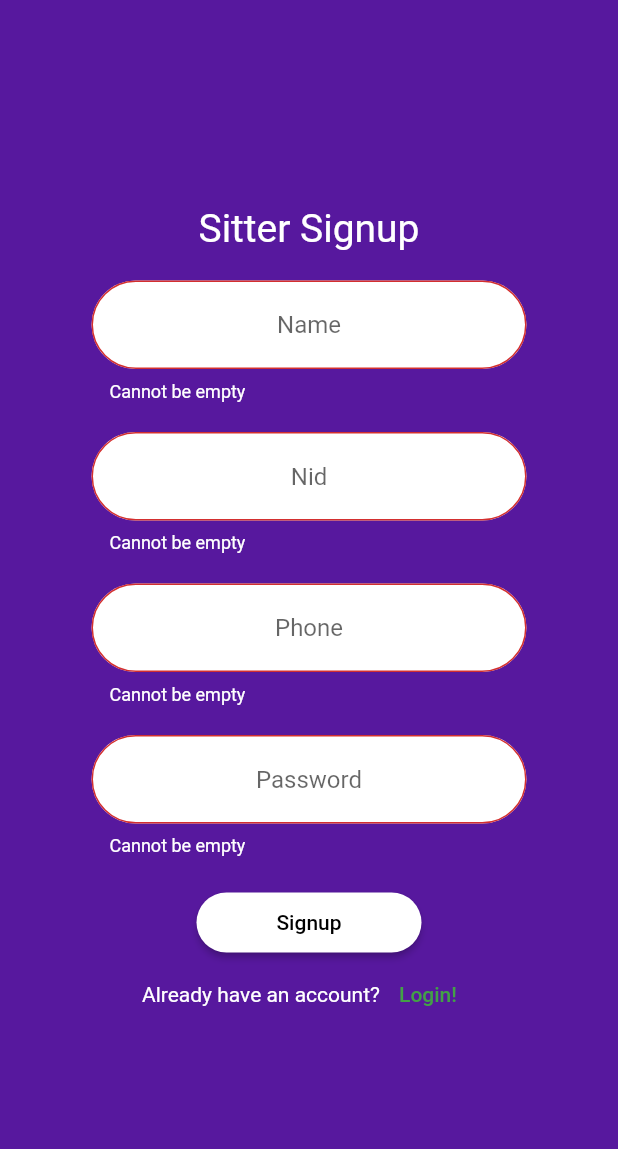
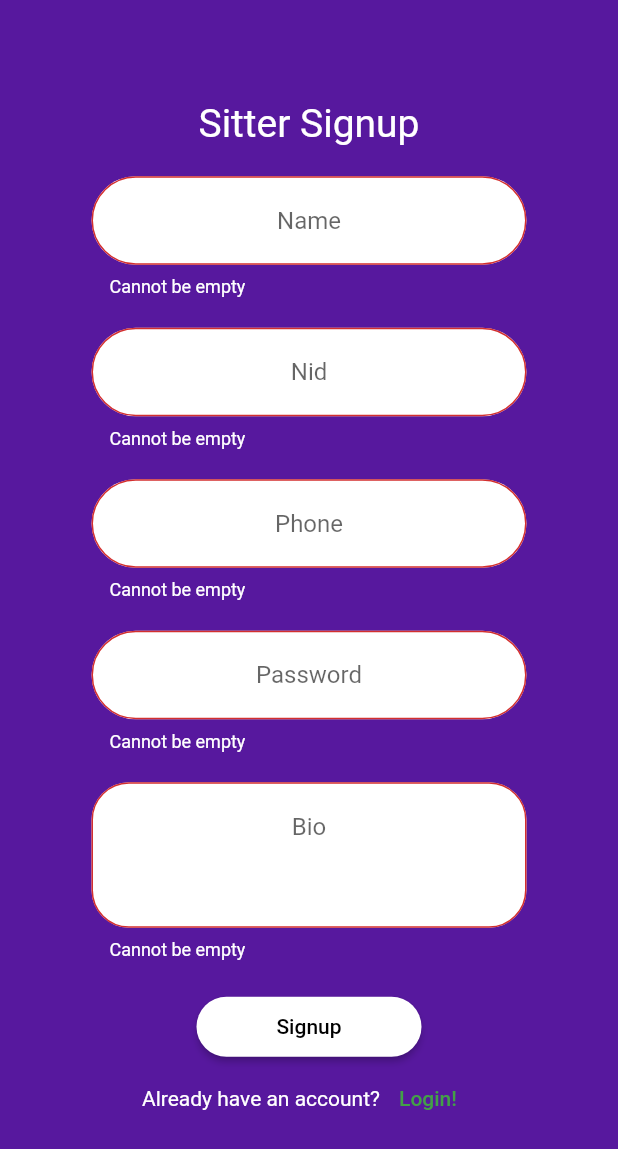
Before and after one commit to alvi1316/keepers, a Flutter app: the SitterSignup screen opened by its route, after a tap on "Signup", on a phone screen of 412 x 824 dp. Shown: the top 1149 px of the screen. Run offline on Flutter 3.47's test engine with Material 2 defaults, Android fonts, the light colour scheme and no system bars; our stand-ins replace cloud_firestore, firebase_core, flutter_riverpod, shared_preferences; accounts and stored records are empty.

Commit message:
Sign up updated

```diff
--- a/lib/models/sitter.dart
+++ b/lib/models/sitter.dart
@@ -3,6 +3,7 @@ class Sitter {
   String? nid;
   String? phone;
   String? password;
+  String? bio;
   double? rating;
   bool? approved;
   bool? suspended;
@@ -12,6 +13,7 @@ class Sitter {
     this.nid,
     this.phone,
     this.password,
+    this.bio,
     this.rating,
     this.approved,
     this.suspended,
@@ -23,6 +25,7 @@ class Sitter {
       "nid": nid,
       "phone": phone,
       "password": password,
+      "bio": bio,
       "rating": rating,
       "approved": approved,
       "suspended": suspended,
--- a/lib/sittersignup.dart
+++ b/lib/sittersignup.dart
@@ -12,7 +12,25 @@ class _SitterSignupState extends State<SitterSignup> {
   final TextEditingController nidCtrl = TextEditingController();
   final TextEditingController phoneCtrl = TextEditingController();
   final TextEditingController passCtrl = TextEditingController();
+  final TextEditingController bioCtrl = TextEditingController();
   final GlobalKey<FormState> formCtrl = GlobalKey<FormState>();
+
+  void showDialogeBox(
+      BuildContext context, String msg, final VoidCallback onPressed) {
+    showDialog(
+      context: context,
+      barrierDismissible: false,
+      builder: (_) => AlertDialog(
+        title: Text(msg),
+        actions: [
+          TextButton(
+            onPressed: onPressed,
+            child: Text("Okay!"),
+          )
+        ],
+      ),
+    );
+  }
 
   @override
   Widget build(BuildContext context) {
@@ -167,6 +185,36 @@ class _SitterSignupState extends State<SitterSignup> {
                         SizedBox(
                           height: 20,
                         ),
+                        SizedBox(
+                          width: 290,
+                          child: TextFormField(
+                            controller: bioCtrl,
+                            minLines: 3,
+                            maxLines: 10,
+                            validator: (value) {
+                              if (value == null) {
+                                return "Cannot be empty";
+                              } else if (value == "") {
+                                return "Cannot be empty";
+                              } else {
+                                return null;
+                              }
+                            },
+                            textAlign: TextAlign.center,
+                            decoration: InputDecoration(
+                              errorStyle: TextStyle(color: Colors.white),
+                              filled: true,
+                              fillColor: Colors.white,
+                              hintText: "Bio",
+                              border: OutlineInputBorder(
+                                borderRadius: BorderRadius.circular(25),
+                              ),
+                            ),
+                          ),
+                        ),
+                        SizedBox(
+                          height: 20,
+                        ),
                         ElevatedButton(
                           onPressed: () async {
                             if (formCtrl.currentState!.validate()) {
@@ -176,70 +224,47 @@ class _SitterSignupState extends State<SitterSignup> {
                                 nid: nidCtrl.text,
                                 phone: phoneCtrl.text,
                                 password: passCtrl.text,
+                                bio: bioCtrl.text,
                                 rating: 0,
                                 approved: false,
                                 suspended: false,
                               );
-                              if (await db.fieldIsUnique(
-                                      "sitter", "phone", phoneCtrl.text) &&
-                                  await db.fieldIsUnique(
+
+                              if (!await db.fieldIsUnique(
+                                  "sitter", "phone", phoneCtrl.text)) {
+                                showDialogeBox(
+                                  context,
+                                  "Failed! Phone Already in use!",
+                                  () {
+                                    Navigator.pop(context);
+                                  },
+                                );
+                              } else if (!await db.fieldIsUnique(
                                   "sitter", "nid", nidCtrl.text)) {
-                                if (await db.signupSitter(sitter)) {
-                                  showDialog(
-                                    context: context,
-                                    barrierDismissible: false,
-                                    builder: (_) => AlertDialog(
-                                      title: Text("Successful!"),
-                                      actions: [
-                                        TextButton(
-                                          onPressed: () {
+                                showDialogeBox(
+                                  context,
+                                  "Failed! Nid Already in use!",
+                                  () {
+                                    Navigator.pop(context);
+                                  },
+                                );
+                              } else if (await db.signupSitter(sitter)) {
+                                showDialogeBox(
+                                  context,
+                                  "Successful!",
+                                  () {
                                     Navigator.pop(context);
                                     Navigator.pop(context);
                                   },
-                                          child: Text("Okay!"),
-                                        )
-                                      ],
-                                    ),
                                 );
-
-                                  print("Success!");
                               } else {
-                                  showDialog(
-                                    context: context,
-                                    barrierDismissible: false,
-                                    builder: (_) => AlertDialog(
-                                      title: Text("Failed!"),
-                                      actions: [
-                                        TextButton(
-                                          onPressed: () {
+                                showDialogeBox(
+                                  context,
+                                  "Failed!",
+                                  () {
                                     Navigator.pop(context);
                                   },
-                                          child: Text("Okay!"),
-                                        )
-                                      ],
-                                    ),
                                 );
-
-                                  print("Failed!");
-                                }
-                              } else {
-                                showDialog(
-                                  context: context,
-                                  barrierDismissible: false,
-                                  builder: (_) => AlertDialog(
-                                    title: Text("Failed!"),
-                                    actions: [
-                                      TextButton(
-                                        onPressed: () {
-                                          Navigator.pop(context);
-                                        },
-                                        child: Text("Okay!"),
-                                      )
-                                    ],
-                                  ),
-                                );
-
-                                print("Failed!");
                               }
                             }
                           },
```
Also changed, not shown: lib/jobdetails.dart (+24 -3 lines), lib/parentsignup/parentsignup.dart (+95 -48 lines), lib/parentsignup/sexpicker.dart (added, +35 -0 lines). Lines whose indentation alone changed are shown as unchanged.
